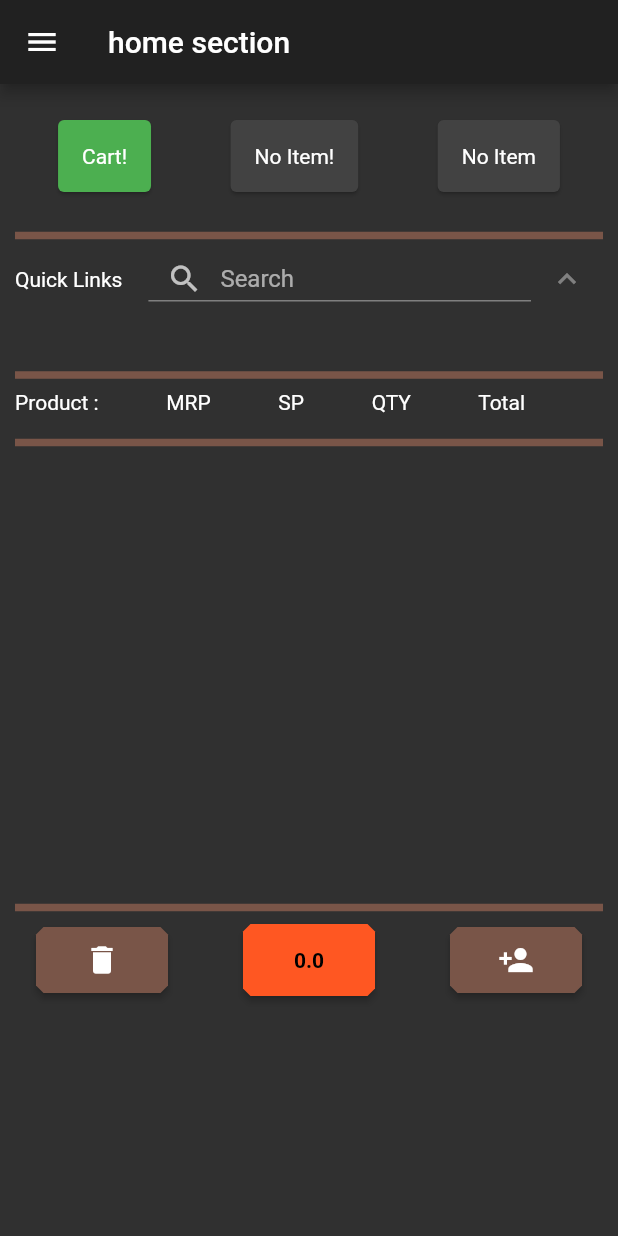
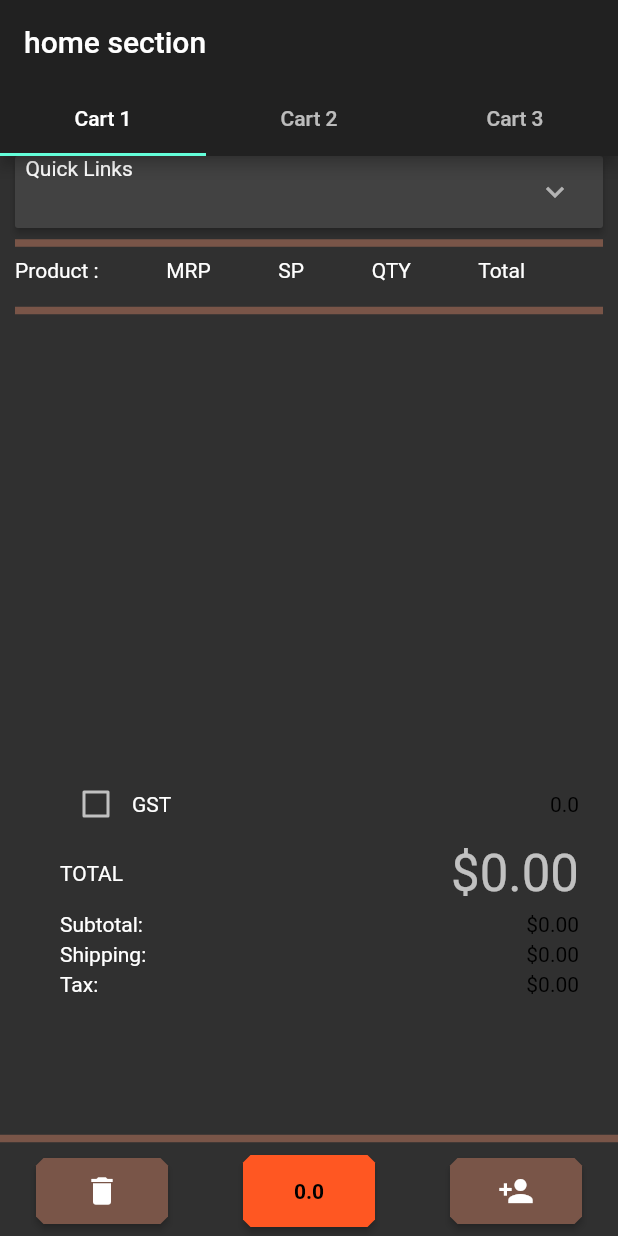
Before and after one commit to amitgayar/ecom, a Flutter app: the screen it shows after launch, on a phone screen of 412 x 824 dp. Run offline on Flutter 3.47's test engine with Material 2 defaults, Android fonts, the light colour scheme and no system bars; our stand-ins replace sqflite; missing offline and left inert: dart:ffi; accounts and stored records are empty.

Commit message:
second commit

```diff
--- a/lib/homeshrine.dart
+++ b/lib/homeshrine.dart
@@ -22,83 +22,35 @@ import 'services/syncData.dart';
 //import 'package:intl/intl.dart';
 
 
-class ProductPage extends StatelessWidget {
-  final Category category;
 
-  const ProductPage({this.category = Category.all});
-
-  @override
-  Widget build(BuildContext context) {
-    return ScopedModelDescendant<AppStateModel>(
-        builder: (context, child, model) {
-          return ProductGridView(
-              products: model.getProducts()
-
-          );
-        });
-  }
-}
-
-//..............................................from Manav home file
-class NewsListPage extends StatefulWidget {
-
-  @override
-  _NewsListPageState createState() => _NewsListPageState();
-}
-
-
-
-class _NewsListPageState extends State<NewsListPage> {
-  final dbHelper = DatabaseHelper.instance;
-
-  Future<List<categories>> getData() async {
-    List<categories> list;
-    String json_test = await rootBundle.loadString('assets/PostRequestFormat.json');
-    print("loaded json: ${json_test}");
-
-    var data = json.decode(json_test);
-    var rest = data as List;
-    print("print data list: $rest");
-    list = rest.map<categories>((json) => categories.fromJson(json)).toList();
-    print("List Size: ${list.length}");
-    print("List : ${list[0]}");
-    return list;
-  }
-
-  @override
-  Widget build(BuildContext context) {
-    return Scaffold(
-      backgroundColor: Colors.black,
-      appBar: AppBar(
-        title: Text("test"),
-        ),
-      body: RaisedButton(
-          child: const Text('Login'),
-          elevation: 8.0,
-          shape: const BeveledRectangleBorder(
-            borderRadius: BorderRadius.all(Radius.circular(7.0)),
-            ),
-          onPressed: () async {
-
-            List<categories> data = await getSyncAPI();
-            //InsertDataToTable new_inset = new InsertDataToTable();
-            //insert_productCategories(data);
-
-
-            //List<Map<String, dynamic>> queryResult = await dbHelper.queryRowCount("productCategories", "16");
-            //print('queryResult: $queryResult');
-
-          }
-          ),
-      );
-  }
-}
-//...................................................from Manav home file
 
 class HomeSection extends StatefulWidget {
   @override
   _HomeSection createState() => _HomeSection();
 }
+
+class Item {
+  Item({
+//    this.expandedValue,
+//    this.headerValue,
+    this.isExpanded = false,
+  });
+
+//  String expandedValue;
+//  String headerValue;
+  bool isExpanded;
+}
+
+List<Item> generateItems(int numberOfItems) {
+  return List.generate(numberOfItems, (int index) {
+    return Item(
+//      headerValue: 'Panel 1',
+//      expandedValue: 'sdsd',
+);
+  });
+}
+
+List<Item> _data = generateItems(1);
 
 class _HomeSection extends State<HomeSection> {
   List<Widget> _createShoppingCartRows(AppStateModel model) {
@@ -117,10 +69,12 @@ class _HomeSection extends State<HomeSection> {
   String _totalAmount(AppStateModel model) {
     return model.totalCost.toString();
   }
+
 //  _HomeSection(this.clickCallback, this.tc);
 //  final TextEditingController tc;
 //  final VoidCallback clickCallback;
 //  final TextEditingController _searchController = TextEditingController();
+
 
 
 
@@ -154,26 +108,7 @@ class _HomeSection extends State<HomeSection> {
       ],
       ),
   );
-  Widget quickLinkSection = Row(
-    children: <Widget>[
-      Text('Quick Links     '),
-      Expanded(
-        child:  Container(
-          height: 30,
-          child: TextField(
-//              controller: grid,
-            decoration: const InputDecoration(
-              labelText: 'Search',
-              prefixIcon: Icon(Icons.search),
-
-              ),
-            ),
-          ),
-        ),
-      //                  SizedBox(height: 30, width: 40,),
-      IconButton(icon: Icon(Icons.keyboard_arrow_up), onPressed:null),
-    ],
-    );
+  Widget quickLinkSection = Text('  Quick Links     ');
 //  Widget productSection = ProductSection();
   Widget productDetailHeadingSection = SizedBox(
     height: 30,
@@ -182,6 +117,42 @@ class _HomeSection extends State<HomeSection> {
       textAlign: TextAlign.left,
       ),
     );
+  Widget _buildPanel() {
+
+    return ExpansionPanelList(
+      expansionCallback: (int index,bool isExpanded) {
+        setState(() {
+          _data[index].isExpanded = !isExpanded;
+        });
+      },
+      children: _data.map<ExpansionPanel>((Item item) {
+        return ExpansionPanel(
+          headerBuilder: (BuildContext context, bool isExpanded) {
+            return
+              quickLinkSection
+            ;},
+          body: Column(
+            children: <Widget>[
+              SizedBox(
+                width: 300,
+                height: 30,
+                child: TextField(
+                  decoration: const InputDecoration(
+                    labelText: 'Search',
+                    prefixIcon: Icon(Icons.search),
+
+                    ),
+                  ),
+                ),
+              ProductPage(),
+            ],
+          ),
+//          ProductPage(),
+          isExpanded: item.isExpanded,
+          );
+      }).toList(),
+      );
+  }
 
   @override
   Widget build(BuildContext context) {
@@ -259,10 +230,7 @@ class _HomeSection extends State<HomeSection> {
         ),
       );
     return Scaffold(
-      appBar: AppBar(
-        title: Text('home section'),
-//        backgroundColor: Colors.brown,
-      ),
+
       drawer: Drawer(
         child: CategoryMenuPage(),
 
@@ -271,16 +239,20 @@ class _HomeSection extends State<HomeSection> {
 
         child: ScopedModelDescendant<AppStateModel>(
         builder: (context, child, model) {
-          return  ListView(
+          return  Stack(
+            children: <Widget>[
+              ListView(
                 padding: const EdgeInsets.symmetric(horizontal: 10.0),
                 children: <Widget>[
-              carts,
-              const Divider(
-                  color: Colors.brown, height: 10, thickness: 5
-              ),
+//              carts,
+//              const Divider(
+//                  color: Colors.brown, height: 10, thickness: 5
+//              ),
 
-              quickLinkSection,
-              ProductSection(),
+//              quickLinkSection,
+                  _buildPanel(),
+//              ProductSection(),
+
                   const Divider(
                       color: Colors.brown, height: 20, thickness: 5
                       ),
@@ -292,13 +264,27 @@ class _HomeSection extends State<HomeSection> {
 
 //              .....................................................Shopping Cart Rows!!!!
                   shoppingCartRowSection,
+                  ShoppingCartSummary(model: model),
+
+//
+
+
+                ],
+                ),
+              Align(child: SizedBox(
+                height: 70,
+                width: 500,
+                child: Column(
+                  children: <Widget>[
                     const Divider(
                         color: Colors.brown, height: 10, thickness: 5
                         ),
 //              .....................................................Last Bar Section!!!
                     lastBarSection,
-
-
+                  ],
+                  ),
+              ),
+                        alignment: Alignment.bottomCenter,),
             ],
           );
         }),
@@ -308,147 +294,100 @@ class _HomeSection extends State<HomeSection> {
   }
 }
 
+
+
+List<String> _tabs = ['Cart 1', 'Cart 2', 'Cart 3'];
 class HomePage extends StatelessWidget {
 
   @override
   Widget build(BuildContext context) {
-    return Scaffold(
-      body: HomeSection(),
+    return DefaultTabController(
+      length: _tabs.length, // This is the number of tabs.
+      child: Scaffold(
+        appBar: AppBar(
+          title: Text('home section'),
+          //        backgroundColor: Colors.brown,
+
+          bottom: TabBar(
+            // These are the widgets to put in each tab in the tab bar.
+            tabs: _tabs.map((String name) => Tab(text: name)).toList(),
+            ),
+          ),
+        body: TabBarView(
+          // These are the contents of the tab views, below the tabs.
+          children: [HomeSection(),HomeSection(),HomeSection()],
+          ),
+        ),
+
+//      Scaffold(
+//      body: HomeSection(),
 
     );
   }
 }
 
 
-//class CategoryMenuPage extends StatelessWidget {
-//  final List<Category> _categories = Category.values;
-//  final VoidCallback onCategoryTap;
-//
-//  const CategoryMenuPage({Key key, this.onCategoryTap,}) : super(key: key);
-//
-//  Widget _buildCategory(Category category, BuildContext context) {
-//    final categoryString =
-//    category.toString().replaceAll('Category.', '').toUpperCase();
-//
-//    return ScopedModelDescendant<AppStateModel>(
-//      builder: (context, child, model) => GestureDetector(
-//        onTap: () {
-//          model.setCategory(category);
-//          if (onCategoryTap != null)
-//          {
-//            onCategoryTap();
-//            print('category clicked');
-//          }
-//        },
-//        child: model.selectedCategory == category
-//            ? Column(
-//          children: <Widget>[
-//            SizedBox(height: 16.0),
-//            Text(
-//              categoryString,
-//              style: TextStyle(color: Colors.black, fontSize: 20),
-//              textAlign: TextAlign.center,
-//              ),
-//            SizedBox(height: 14.0),
-//            Container(
-//              width: 70.0,
-//              height: 2.0,
-//              color: Colors.brown,
-//              ),
-//          ],
-//          )
-//            : Padding(
-//          padding: EdgeInsets.symmetric(vertical: 16.0),
-//          child: Text(
-//            categoryString,
-//            style: TextStyle(color: Colors.black, fontWeight: FontWeight.bold),
-//            textAlign: TextAlign.center,
-//            ),
-//          ),
-//        ),
-//      );
-//  }
-//
-//  Widget _buildGrid(BuildContext context) {
-//
-//
-//    return ScopedModelDescendant<AppStateModel>(
-//      builder: (context, child, model) => GestureDetector(
-//        onTap: () {
-//
-//          if (model.selectedCategory == _categories[0])
-//          {
-//            model.setCategory(_categories[1]);
-//            onCategoryTap();
-//            print('category clicked');
-//          }
-//        },
-//        child:
-//        SizedBox(
-//          height: model.selectedCategory == _categories[0]?30:300,
-//          child: ListView(
-//            children: _categories.map((c) => _buildCategory(c, context)).toList(),
-//            ),
-//          ),
-//
-//        ),
-//      );
-//
-//  }
-//
-//  @override
-//  Widget build(BuildContext context) {
-//    return _buildGrid(context);
-//
-//  }
-//}
 
 
-class ProductSection extends StatelessWidget {
-  final List<Category> _categories = Category.values;
-  final VoidCallback onCategoryTap;
-
-  const ProductSection({Key key, this.onCategoryTap,}) : super(key: key);
 
 
-  Widget _buildGrid(BuildContext context) {
 
 
-    return ScopedModelDescendant<AppStateModel>(
-      builder: (context, child, model) => GestureDetector(
-        onTap: () {
-              model.setToggle();
-              print('${model.toggle}');
-//          if (model.selectedCategory == _categories[0])
-//          {
-//            model.setCategory(_categories[1]);
-//            onCategoryTap();
-//            print('category clicked');
-//          }
-//          else
-//            {
-//              model.setCategory(_categories[0]);
-//            }
-        },
-        child: model.toggle
-//        model.selectedCategory == _categories[0]
-        ?SizedBox(
-          height: 30.0,
-          )
-        :SizedBox(
-          height: 280,
-          child: Text('grid view testing')
-//          ProductPage(),
-        )
+//..............................................from Manav home file
+class NewsListPage extends StatefulWidget {
 
-        ),
-      );
+  @override
+  _NewsListPageState createState() => _NewsListPageState();
+}
 
+
+
+class _NewsListPageState extends State<NewsListPage> {
+  final dbHelper = DatabaseHelper.instance;
+
+  Future<List<categories>> getData() async {
+    List<categories> list;
+    String json_test = await rootBundle.loadString('assets/PostRequestFormat.json');
+    print("loaded json: ${json_test}");
+
+    var data = json.decode(json_test);
+    var rest = data as List;
+    print("print data list: $rest");
+    list = rest.map<categories>((json) => categories.fromJson(json)).toList();
+    print("List Size: ${list.length}");
+    print("List : ${list[0]}");
+    return list;
   }
+
+
+
 
   @override
   Widget build(BuildContext context) {
-    return _buildGrid(context);
+    return Scaffold(
+      backgroundColor: Colors.black,
+      appBar: AppBar(
+        title: Text("test"),
+        ),
+      body: RaisedButton(
+          child: const Text('Login'),
+          elevation: 8.0,
+          shape: const BeveledRectangleBorder(
+            borderRadius: BorderRadius.all(Radius.circular(7.0)),
+            ),
+          onPressed: () async {
+
+            List<categories> data = await getSyncAPI();
+            //InsertDataToTable new_inset = new InsertDataToTable();
+            //insert_productCategories(data);
+
+
+            //List<Map<String, dynamic>> queryResult = await dbHelper.queryRowCount("productCategories", "16");
+            //print('queryResult: $queryResult');
 
           }
+          ),
+      );
   }
+}
+//...................................................from Manav home file
--- a/lib/main.dart
+++ b/lib/main.dart
@@ -29,7 +29,7 @@
 import 'package:flutter/material.dart';
 import 'package:flutter/services.dart';
 import 'package:scoped_model/scoped_model.dart';
-
+//import 'model/products_repository.dart';
 import 'app.dart';
 import 'model/app_state_model.dart';
 
@@ -38,7 +38,7 @@ void main() {
       [DeviceOrientation.portraitUp, DeviceOrientation.portraitDown]);
 
   AppStateModel model = AppStateModel();
-//  model.loadProducts();
+  model.loadProducts();
 
   runApp(
     ScopedModel<AppStateModel>(
--- a/lib/model/app_state_model.dart
+++ b/lib/model/app_state_model.dart
@@ -1,15 +1,20 @@
 
 
 import 'package:scoped_model/scoped_model.dart';
+import '../Databases/Database.dart';
+import '../model/Database_Models.dart';
 
 import 'product.dart';
 import 'products_repository.dart';
 
-
+_print(var text, {String msg = 'custom print'}) {
+  print('.............................................' + msg);
+  print(text.toString());
+}
 
 
 class AppStateModel extends Model {
-//  double _gst = 0;
+  double _gst = 0.0;
   bool _toggle = true;
   double _salesTaxRate = 0.02;
   double _shippingCostPerItem = 1.0;
@@ -41,10 +46,10 @@ class AppStateModel extends Model {
       _productsInCart.values.fold(0.0, (sum, e) => sum + e);
 
   // Sales tax for the items in the cart
-//  double get gst => _gst ;
+  double get gst => _gst ;
     double get salesTax => _salesTaxRate;
-//  double get tax => subtotalCost * gst;
-  double get tax => subtotalCost * salesTax;
+  double get tax => subtotalCost * gst;
+//  double get tax => subtotalCost * salesTax;
 
   // Total cost to order everything in the cart.
   double get totalCost => subtotalCost + shippingCost + tax;
@@ -112,26 +117,23 @@ class AppStateModel extends Model {
   bool get toggle => _toggle;
    void setToggle() {
     _toggle = !_toggle;
+    _print(_toggle, msg:'toggle changed!');
     notifyListeners();
    }
 
-//  double setGST(bool value){
-//    if (value) {
-//      var _gst = 5.0;
-//      notifyListeners();
-//      print('gst 1');
-//      return _gst;
-//
-//    }
-//    else{
-//      var _gst = 0.0;
-//      notifyListeners();
-//      print('gst 0');
-//      return _gst;
-//
-//    }
-//
-//  }
+   void setGST(bool value){
+    if (value) {
+      _gst = 0.05;
+      notifyListeners();
+      print('gst 1');
+
+    }
+    else{
+      _gst = 0.00;
+      notifyListeners();
+      print('gst 0');
+    }
+  }
 
 //  Future parseProductsFromResponse(int categoryId, int pageIndex) async {
 //    _isLoading = true;
--- a/lib/shopping_cart.dart
+++ b/lib/shopping_cart.dart
@@ -135,31 +135,30 @@ class _ShoppingCartSummary extends State<ShoppingCartSummary> {
                       crossAxisAlignment: CrossAxisAlignment.center,
                       children: [
 
-//                      new Checkbox(
-//                      value: isGST,
-//                      onChanged: (bool value) {
-//                        setState(() {
-//                          isGST = value;
-//                          isGST? print('gst'): print('nogst!!');
-//
-//                          var gst = model.setGST(value);
-//                          print(gst.toString());
-//                        });
-//                      },
-//                        activeColor: Colors.black,
-//                      ),
+                      new Checkbox(
+                      value: isGST,
+                      onChanged: (bool value) {
+                        setState(() {
+                          isGST = value;
+                          isGST? print('gst'): print('nogst!!');
+
+                          model.setGST(value);
+
+                        });
+                      },
+                        activeColor: Colors.black,
+                      ),
                         const Expanded(
                           child: Text('GST')
 //                          SizedBox(height: 1,),
                           ),
                         Text(
-//                          model.setGST(value).toString(),
-                            '6767',
+                            model.gst.toString(),
                           style: smallAmountStyle,
                           ),
                       ],
                       ),
-                    const SizedBox(height: 16.0),
+                    const SizedBox(height: 2.0),
                     Row(
                       crossAxisAlignment: CrossAxisAlignment.center,
                       children: [
@@ -172,7 +171,7 @@ class _ShoppingCartSummary extends State<ShoppingCartSummary> {
                           ),
                       ],
                       ),
-                    const SizedBox(height: 16.0),
+                    const SizedBox(height: 6.0),
                     Row(
                       children: [
                         const Expanded(
--- a/pubspec.yaml
+++ b/pubspec.yaml
@@ -31,6 +31,7 @@ dependencies:
   path_provider: ^0.4.1
   http: ^0.12.0
   json_annotation: ^2.0.0
+  expandable: ^4.0.1
 
 
 dev_dependencies:
```
Also changed, not shown: lib/customer.dart (+123 -43 lines), lib/supplemental/product_grid_view.dart (+52 -12 lines), 1 other file. Lines whose indentation alone changed are shown as unchanged.
